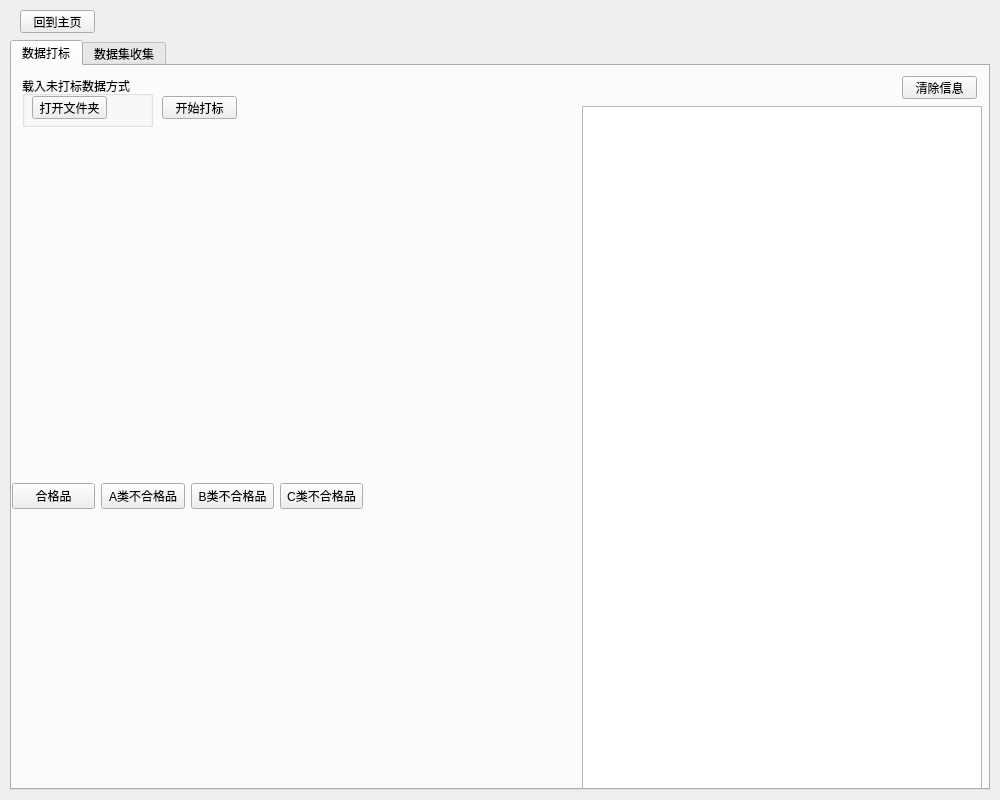
First picture: the form in src/ui/dataWindow.ui, repository CcooLcyy/checker, before the edit.
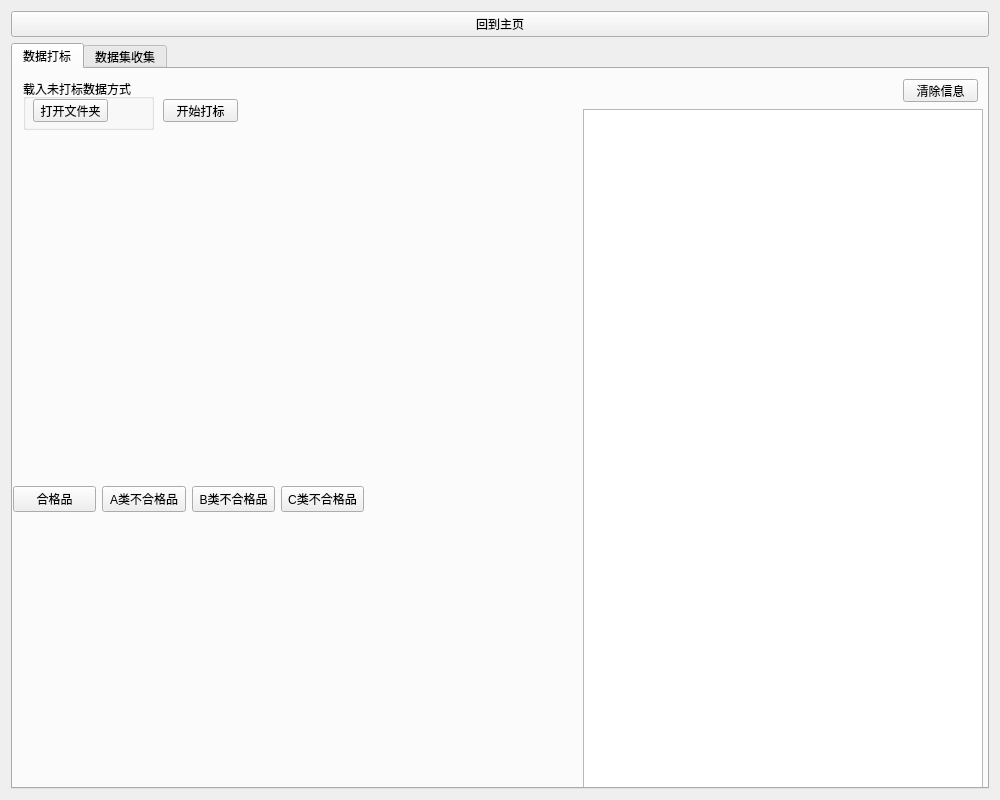
Second picture: the form after the edit.

The edit to the form file:
```diff
--- a/src/ui/dataWindow.ui
+++ b/src/ui/dataWindow.ui
@@ -10,31 +10,26 @@
     <height>800</height>
    </rect>
   </property>
+  <property name="minimumSize">
+   <size>
+    <width>1000</width>
+    <height>800</height>
+   </size>
+  </property>
+  <property name="maximumSize">
+   <size>
+    <width>1000</width>
+    <height>800</height>
+   </size>
+  </property>
   <property name="windowTitle">
    <string>数据处理</string>
   </property>
-  <widget class="QPushButton" name="toMainWindowButton">
-   <property name="geometry">
-    <rect>
-     <x>20</x>
-     <y>10</y>
-     <width>75</width>
-     <height>23</height>
-    </rect>
-   </property>
-   <property name="text">
-    <string>回到主页</string>
-   </property>
-  </widget>
+  <layout class="QGridLayout" name="gridLayout_2">
+   <item row="0" column="0">
+    <layout class="QGridLayout" name="gridLayout">
+     <item row="1" column="0">
   <widget class="QTabWidget" name="tabChange">
-   <property name="geometry">
-    <rect>
-     <x>10</x>
-     <y>40</y>
-     <width>980</width>
-     <height>750</height>
-    </rect>
-   </property>
    <property name="currentIndex">
     <number>0</number>
    </property>
@@ -117,7 +112,7 @@
       <string/>
      </property>
     </widget>
-    <widget class="QWidget" name="">
+        <widget class="QWidget" name="layoutWidget">
      <property name="geometry">
       <rect>
        <x>0</x>
@@ -257,8 +252,17 @@
     </widget>
    </widget>
   </widget>
-  <zorder>tabChange</zorder>
-  <zorder>toMainWindowButton</zorder>
+     </item>
+     <item row="0" column="0">
+      <widget class="QPushButton" name="toMainWindowButton">
+       <property name="text">
+        <string>回到主页</string>
+       </property>
+      </widget>
+     </item>
+    </layout>
+   </item>
+  </layout>
  </widget>
  <resources/>
  <connections/>
```
Lines whose indentation alone changed are shown as unchanged.
